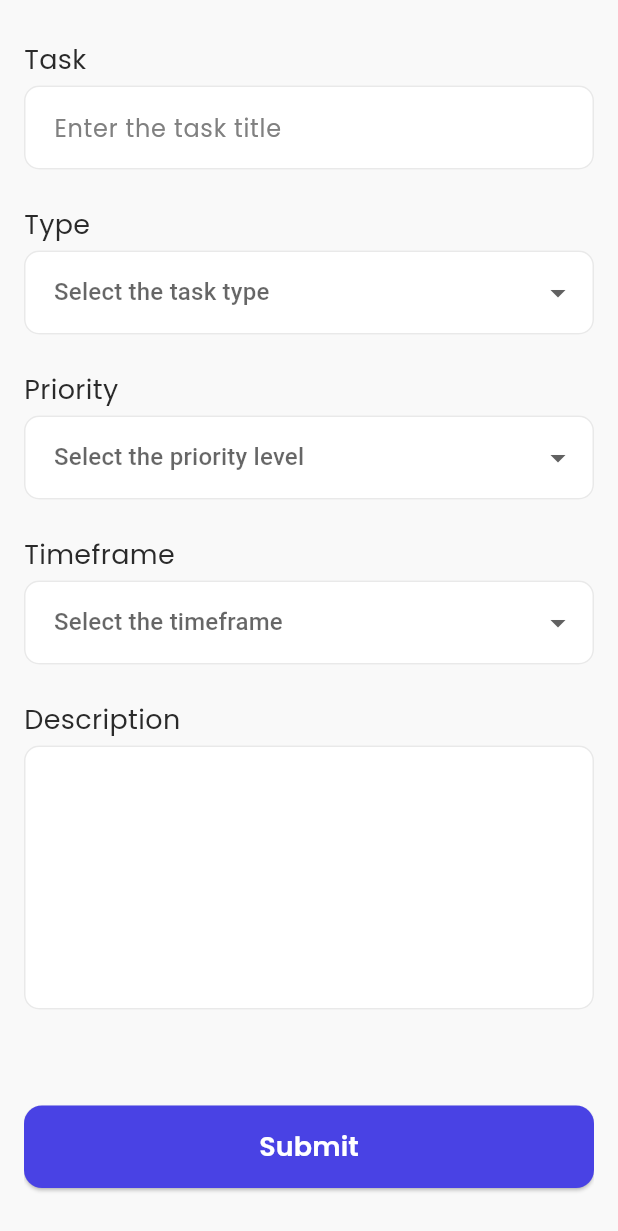
After one commit to KafiulIslam/sample_app, a Flutter app: the NewTaskScreen screen opened directly, scrolled down 123 dp, after a tap on "Submit", on a phone screen of 412 x 824 dp. The commit adds this screen. Shown: the top 1231 px of the screen. Run offline on Flutter 3.47's test engine with Material 2 defaults, Android fonts, the phone set to English and light mode, and no system bars; drawn by our look-alikes of flutter_form_builder; our stand-ins replace google_fonts.

Commit message:
new task screen is completed

```diff
--- a/lib/utils/colors.dart
+++ b/lib/utils/colors.dart
@@ -4,6 +4,8 @@ const Color primaryColor = Color(0xFF4942E4);
 const Color scaffoldBackground = Color(0xFFf9f9f9);
 const Color title2Color = Color(0xFF404040);
 const Color assTextColor = Color(0xFF808080);
+const Color primaryTextColor = Color(0xFF2A2A2A);
+const Color borderColor = Color(0xFFE9E9E9);
 
 
 late Color secondaryColor = const Color(0xFF39D2C0);
@@ -11,7 +13,6 @@ late Color tertiaryColor = const Color(0xFFEE8B60);
 late Color alternate = const Color(0xFFFF5963);
 late Color primaryBackground = const Color(0xFFF1F4F8);
 late Color secondaryBackground = const Color(0xFFFFFFFF);
-late Color primaryText = const Color(0xFF101213);
 late Color secondaryText = const Color(0xFF57636C);
 
 late Color primaryBtnText = Color(0xFFFFFFFF);
--- a/lib/utils/constant.dart
+++ b/lib/utils/constant.dart
@@ -3,19 +3,19 @@ import 'colors.dart';
 
 
 final enableBorder = OutlineInputBorder(
-  borderSide: BorderSide(
-    color: primaryBackground,
-    width: 2,
+  borderSide: const BorderSide(
+    color: borderColor,
+    width: 1,
   ),
-  borderRadius: BorderRadius.circular(40),
+  borderRadius: BorderRadius.circular(10.0),
 );
 
 final focusedBorder = OutlineInputBorder(
   borderSide: const BorderSide(
-    color: Color(0x00000000),
-    width: 2,
+    color: borderColor,
+    width: 1,
   ),
-  borderRadius: BorderRadius.circular(40),
+  borderRadius: BorderRadius.circular(10.0),
 );
 
 
--- a/lib/utils/typography.dart
+++ b/lib/utils/typography.dart
@@ -11,6 +11,10 @@ final title2 = GoogleFonts.poppins(
     textStyle: const TextStyle(
         color: title2Color, fontSize: 22, fontWeight: FontWeight.w400));
 
+final subtitle1 = GoogleFonts.poppins(
+    textStyle: const TextStyle(
+        color: primaryTextColor, fontSize: 18, fontWeight: FontWeight.w400));
+
 final bodyText1 = GoogleFonts.poppins(
     textStyle: const TextStyle(
         color: assTextColor, fontSize: 18, fontWeight: FontWeight.w400));
@@ -19,16 +23,20 @@ final bodyText2 = GoogleFonts.poppins(
     textStyle: const TextStyle(
         color: assTextColor, fontSize: 14, fontWeight: FontWeight.w400));
 
+final hintTextStyle = GoogleFonts.poppins(
+    textStyle: const TextStyle(
+        color: assTextColor, fontSize: 16, fontWeight: FontWeight.w400));
+
+final buttonTitleStyle = GoogleFonts.poppins(
+    textStyle: const TextStyle(
+        color: Colors.white, fontSize: 18, fontWeight: FontWeight.w600));
+
 
 /// unused ///
 
-final title3 = GoogleFonts.poppins(
-    textStyle: TextStyle(
-        color: primaryText, fontSize: 20, fontWeight: FontWeight.w600));
-
-final subtitle1 = GoogleFonts.poppins(
-    textStyle: TextStyle(
-        color: primaryText, fontSize: 18, fontWeight: FontWeight.w600));
+// final title3 = GoogleFonts.poppins(
+//     textStyle: TextStyle(
+//         color: primaryText, fontSize: 20, fontWeight: FontWeight.w600));
 
 final subtitle2 = GoogleFonts.poppins(
     textStyle: TextStyle(
--- /dev/null
+++ b/lib/view/newTask/new_task_screen.dart
@@ -0,0 +1,123 @@
+import 'package:flutter/material.dart';
+import 'package:flutter_form_builder/flutter_form_builder.dart';
+import 'package:sample_app/widgets/components/buttons/primary_button.dart';
+import 'package:sample_app/widgets/components/input_field/common_text_field.dart';
+import 'package:sample_app/widgets/components/input_field/dropdown_input_field.dart';
+import '../../utils/colors.dart';
+import '../../utils/spacer.dart';
+import '../../utils/typography.dart';
+
+class NewTaskScreen extends StatefulWidget {
+  const NewTaskScreen({Key? key}) : super(key: key);
+
+  @override
+  State<NewTaskScreen> createState() => _NewTaskScreenState();
+}
+
+class _NewTaskScreenState extends State<NewTaskScreen> {
+
+  final _formKey = GlobalKey<FormBuilderState>();
+
+  final List<DropdownMenuItem<String>> itemList = [
+    DropdownMenuItem(child: Text('Work'), value: 'Work',),
+    DropdownMenuItem(child: Text('Personal Project'), value: 'Personal Project',),
+    DropdownMenuItem(child: Text('Self'), value: 'Self',),
+  ];
+
+  final List<DropdownMenuItem<String>> priorityList = [
+    DropdownMenuItem(child: Text('Needs done'), value: 'Needs done',),
+    DropdownMenuItem(child: Text('Nice to have'), value: 'Nice to have',),
+    DropdownMenuItem(child: Text('Nice idea'), value: 'Nice idea',),
+  ];
+
+  final List<DropdownMenuItem<String>> timeFrameList = [
+    DropdownMenuItem(child: Text('None'), value: 'None',),
+    DropdownMenuItem(child: Text('Today'), value: 'Today',),
+    DropdownMenuItem(child: Text('3 Days'), value: '3 Days',),
+    DropdownMenuItem(child: Text('Week'), value: 'Week',),
+    DropdownMenuItem(child: Text('Fortnight'), value: 'Fortnight',),
+    DropdownMenuItem(child: Text('Month'), value: 'Month',),
+    DropdownMenuItem(child: Text('90 Days'), value: '90 Days',),
+    DropdownMenuItem(child: Text('Year'), value: 'Year',),
+  ];
+
+  @override
+  Widget build(BuildContext context) {
+    return SafeArea(
+        child: Scaffold(
+      body: Padding(
+        padding: const EdgeInsets.symmetric(vertical: 16.0, horizontal: 16.0),
+        child: SingleChildScrollView(
+          child: Column(
+            crossAxisAlignment: CrossAxisAlignment.start,
+            children: [
+              IconButton(
+                  onPressed: () {
+                    Navigator.pop(context);
+                  },
+                  icon: const Icon(
+                    Icons.arrow_back_ios,
+                    color: primaryColor,
+                    size: 32,
+                  )),
+              eightVerticalSpace,
+              Text(
+                'New Task',
+                style: title1,
+              ),
+              thirtyTwoSpacerVertical,
+              _buildFrom(),
+            ],
+          ),
+        ),
+      ),
+    ));
+  }
+
+FormBuilder  _buildFrom() {
+    return FormBuilder(
+        key: _formKey,
+        enabled: true,
+        autovalidateMode: AutovalidateMode.disabled,
+        onChanged: () {
+      _formKey.currentState!.save();
+    },child: Column(children: [
+      const CommonTextField(
+        name: 'title',
+        title: 'Task',
+        hintText: 'Enter the task title',
+      ),
+      twentyFourSpacerVertical,
+      DropdownInputField(
+        itemList: itemList,
+        name: 'type',
+        title: 'Type',
+        hintText: 'Select the task type',
+      ),
+      twentyFourSpacerVertical,
+      DropdownInputField(
+        itemList: priorityList,
+        name: 'priority',
+        title: 'Priority',
+        hintText: 'Select the priority level',
+      ),
+      twentyFourSpacerVertical,
+      DropdownInputField(
+        itemList: timeFrameList,
+        name: 'timeFrame',
+        title: 'Timeframe',
+        hintText: 'Select the timeframe',
+      ),
+      twentyFourSpacerVertical,
+      const CommonTextField(
+        name: 'description',
+        title: 'Description',
+        maxLines: 6,
+      ),
+      const SizedBox(height: 64.0,),
+      PrimaryButton(onTap: (){}, buttonTitle: 'Submit'),
+      const SizedBox(height: 16.0,),
+    ],),);
+}
+
+}
--- a/lib/view/taskList/task_list_screen.dart
+++ b/lib/view/taskList/task_list_screen.dart
@@ -1,5 +1,6 @@
 import 'package:flutter/material.dart';
 import 'package:sample_app/utils/colors.dart';
+import 'package:sample_app/view/newTask/new_task_screen.dart';
 import '../../utils/image_string.dart';
 import '../../utils/spacer.dart';
 import '../../utils/typography.dart';
@@ -10,7 +11,6 @@ class TaskListScreen extends StatelessWidget {
 
   @override
   Widget build(BuildContext context) {
-
     List<TaskListTile> _itemsList = const [
       TaskListTile(
         taskTitle: 'Lorem ipsum dolor sit',
@@ -81,7 +81,12 @@ class TaskListScreen extends StatelessWidget {
                     ],
                   ),
                   IconButton(
-                      onPressed: () {},
+                      onPressed: () {
+                        Navigator.push(
+                            context,
+                            MaterialPageRoute(
+                                builder: (_) => const NewTaskScreen()));
+                      },
                       icon: const Icon(
                         Icons.add_circle,
                         color: primaryColor,
--- /dev/null
+++ b/lib/widgets/components/buttons/primary_button.dart
@@ -0,0 +1,30 @@
+import 'package:flutter/material.dart';
+import 'package:sample_app/utils/colors.dart';
+import '../../../utils/typography.dart';
+
+class PrimaryButton extends StatelessWidget {
+  final String? buttonTitle;
+  final VoidCallback? onTap;
+  const PrimaryButton({Key? key, this.buttonTitle, this.onTap}) : super(key: key);
+
+  @override
+  Widget build(BuildContext context) {
+    return SizedBox(
+      height: 55,
+      width: double.infinity,
+      child: ElevatedButton(
+        onPressed: onTap,
+        style: ElevatedButton.styleFrom(
+          backgroundColor: primaryColor,
+          shape: RoundedRectangleBorder(
+            borderRadius: BorderRadius.circular(12.0),
+          ),
+        ),
+        child: Text(
+          buttonTitle!,
+          style: buttonTitleStyle,
+        ),
+      ),
+    );
+  }
+}
--- /dev/null
+++ b/lib/widgets/components/input_field/common_text_field.dart
@@ -0,0 +1,53 @@
+import 'package:flutter/material.dart';
+import 'package:flutter_form_builder/flutter_form_builder.dart';
+import 'package:sample_app/utils/constant.dart';
+import 'package:sample_app/utils/typography.dart';
+import '../../../utils/colors.dart';
+
+class CommonTextField extends StatelessWidget {
+  final String name;
+  final String? title;
+  final String? hintText;
+  final int? maxLines;
+
+  const CommonTextField({
+    Key? key,
+    required this.name,
+    this.title,
+    this.hintText = '',
+    this.maxLines = 1
+  }) : super(key: key);
+
+  @override
+  Widget build(BuildContext context) {
+    return Column(
+      crossAxisAlignment: CrossAxisAlignment.start,
+      children: [
+        Text(
+          title!,
+          style: subtitle1,
+        ),
+        const SizedBox(
+          height: 4.0,
+        ),
+        FormBuilderTextField(
+          name: name,
+          autofocus: false,
+          maxLines: maxLines,
+          decoration: InputDecoration(
+            filled: true,
+            fillColor: Colors.white,
+            contentPadding: const EdgeInsets.all(16),
+            hintText: hintText,
+            hintStyle: hintTextStyle,
+            focusedBorder: focusedBorder,
+            enabledBorder: enableBorder,
+            errorBorder: enableBorder,
+            focusedErrorBorder: focusedBorder,
+            focusColor: primaryColor,
+          ),
+        ),
+      ],
+    );
+  }
+}
--- /dev/null
+++ b/lib/widgets/components/input_field/dropdown_input_field.dart
@@ -0,0 +1,54 @@
+import 'package:flutter/material.dart';
+import 'package:flutter_form_builder/flutter_form_builder.dart';
+import 'package:sample_app/utils/constant.dart';
+import 'package:sample_app/utils/typography.dart';
+import '../../../utils/colors.dart';
+
+
+class DropdownInputField extends StatelessWidget {
+  final String? title;
+  final String name;
+  final String hintText;
+  final List<DropdownMenuItem<String>> itemList;
+
+  const DropdownInputField(
+      {Key? key,
+        this.title,
+        this.hintText = '',
+        required this.itemList,
+        required this.name,})
+      : super(key: key);
+
+  @override
+  Widget build(BuildContext context) {
+    return Column(
+      crossAxisAlignment: CrossAxisAlignment.start,
+      children: [
+        Text(
+          title!,
+          style: subtitle1,
+        ),
+        const SizedBox(
+          height: 4.0,
+        ),
+        FormBuilderDropdown<String>(
+          name: name,
+           decoration: InputDecoration(
+            filled: true,
+            fillColor: Colors.white,
+            contentPadding: const EdgeInsets.all(16.0),
+            hintText: hintText,
+            hintStyle: hintTextStyle,
+             focusedBorder: focusedBorder,
+             enabledBorder: enableBorder,
+             errorBorder: enableBorder,
+             focusedErrorBorder: focusedBorder,
+            focusColor: primaryColor,
+          ),
+          items: itemList,
+          valueTransformer: (val) => val?.toString(),
+        ),
+      ],
+    );
+  }
+}
--- a/lib/widgets/components/task_list_tile.dart
+++ b/lib/widgets/components/task_list_tile.dart
@@ -23,8 +23,8 @@ class TaskListTile extends StatelessWidget {
   Widget build(BuildContext context) {
     return GestureDetector(
       onTap: () {
-        Navigator.push(
-            context, MaterialPageRoute(builder: (_) => const TaskListScreen()));
+       isIcon == true ?  Navigator.push(
+            context, MaterialPageRoute(builder: (_) => const TaskListScreen())) : null;
       },
       child: Container(
         width: double.infinity,
--- a/pubspec.yaml
+++ b/pubspec.yaml
@@ -19,6 +19,7 @@ dependencies:
   # Use with the CupertinoIcons class for iOS style icons.
   cupertino_icons: ^1.0.2
   google_fonts: ^5.1.0
+  flutter_form_builder: ^9.0.0
 
 dev_dependencies:
   flutter_test:
```
Also changed, not shown: pubspec.lock.
